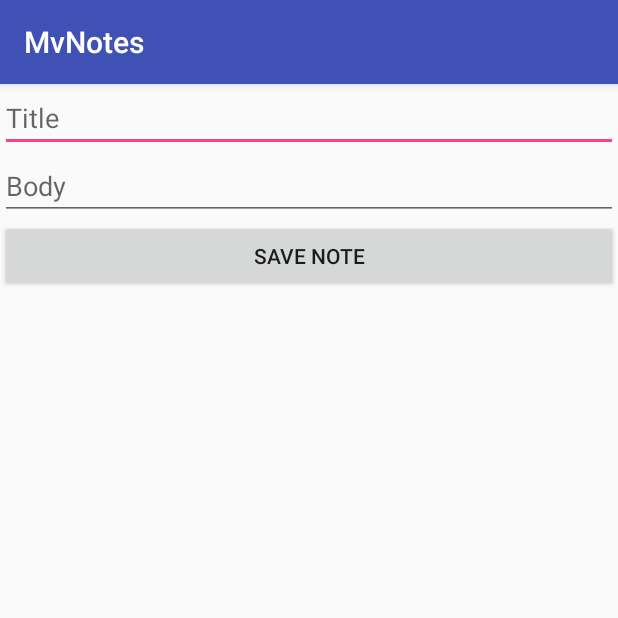
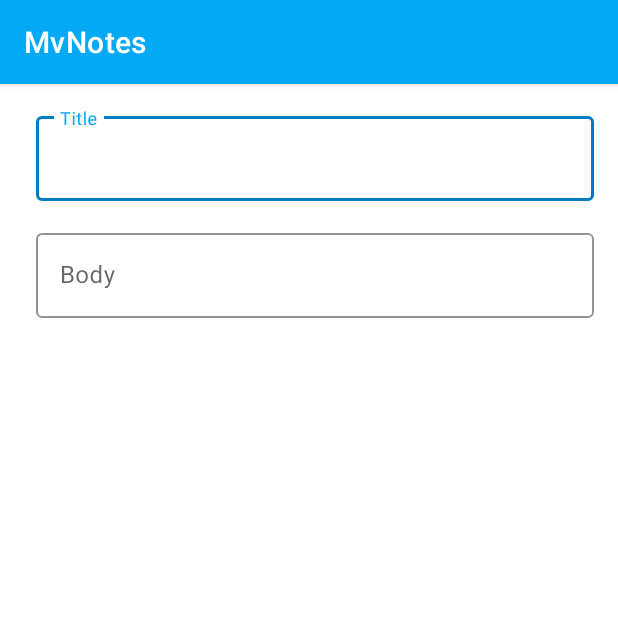
Before and after one commit to CodyEngel/MvNotes, an Android app: the screen it shows after launch (NotesActivity), on a phone screen of 412 x 824 dp, the top half of it. Run offline under Robolectric (Android 15) with nearby library versions, the phone set to English and light mode, and no system bars; our stand-ins replace Room's generated code; libraries missing offline, so code that uses them is left out: kotlinx.coroutines.experimental; 1 statement that could not run was skipped.

Commit message:
Material Theming
Applied the base material theme to the application so it doesn't look quite as stock as before.

```diff
--- /dev/null
+++ b/app/src/main/res/drawable/cursor.xml
@@ -0,0 +1,5 @@
+<?xml version="1.0" encoding="utf-8"?>
+<shape xmlns:android="http://schemas.android.com/apk/res/android" >
+    <size android:width="2dp" />
+    <solid android:color="@color/primaryDark"  />
+</shape>
--- a/app/src/main/res/layout/activity_notes.xml
+++ b/app/src/main/res/layout/activity_notes.xml
@@ -1,26 +1,41 @@
 <?xml version="1.0" encoding="utf-8"?>
 <LinearLayout
-        xmlns:android="http://schemas.android.com/apk/res/android"
-        android:orientation="vertical"
+    xmlns:android="http://schemas.android.com/apk/res/android" xmlns:app="http://schemas.android.com/apk/res-auto"
+    android:orientation="vertical"
+    android:layout_width="match_parent"
+    android:layout_height="match_parent"
+    android:padding="16dp">
+
+    <com.google.android.material.textfield.TextInputLayout
         android:layout_width="match_parent"
-        android:layout_height="match_parent">
+        android:layout_height="wrap_content"
+        android:layout_marginBottom="16dp">
 
-    <androidx.appcompat.widget.AppCompatEditText
+        <com.google.android.material.textfield.TextInputEditText
             android:id="@+id/noteTitle"
             android:layout_width="match_parent"
             android:layout_height="wrap_content"
             android:hint="@string/note_text_title"/>
 
-    <androidx.appcompat.widget.AppCompatEditText
+    </com.google.android.material.textfield.TextInputLayout>
+
+    <com.google.android.material.textfield.TextInputLayout
+        android:layout_width="match_parent"
+        android:layout_height="wrap_content"
+        android:layout_marginBottom="16dp">
+
+        <com.google.android.material.textfield.TextInputEditText
             android:id="@+id/noteBody"
             android:layout_width="match_parent"
             android:layout_height="wrap_content"
             android:hint="@string/note_text_body"/>
 
+    </com.google.android.material.textfield.TextInputLayout>
+
     <androidx.appcompat.widget.AppCompatButton
-            android:id="@+id/saveNote"
-            android:layout_width="match_parent"
-            android:layout_height="wrap_content"
-            android:text="@string/note_save_button"/>
+        android:id="@+id/saveNote"
+        android:layout_width="match_parent"
+        android:layout_height="wrap_content"
+        android:text="@string/note_save_button"/>
 
 </LinearLayout>
--- a/app/src/main/res/values/colors.xml
+++ b/app/src/main/res/values/colors.xml
@@ -1,6 +1,12 @@
 <?xml version="1.0" encoding="utf-8"?>
+<!--?xml version="1.0" encoding="UTF-8"?-->
 <resources>
-    <color name="colorPrimary">#3F51B5</color>
-    <color name="colorPrimaryDark">#303F9F</color>
-    <color name="colorAccent">#FF4081</color>
+    <color name="primary">#03a9f4</color>
+    <color name="primaryLight">#67daff</color>
+    <color name="primaryDark">#007ac1</color>
+    <color name="secondary">#fdd835</color>
+    <color name="secondaryLight">#ffff6b</color>
+    <color name="secondaryDark">#c6a700</color>
+    <color name="primaryText">#212121</color>
+    <color name="secondaryText">#212121</color>
 </resources>
--- a/app/src/main/res/values/styles.xml
+++ b/app/src/main/res/values/styles.xml
@@ -1,11 +1,32 @@
 <resources>
 
     <!-- Base application theme. -->
-    <style name="AppTheme" parent="Theme.AppCompat.Light.DarkActionBar">
+    <style name="AppTheme" parent="Theme.MaterialComponents.Light.DarkActionBar">
         <!-- Customize your theme here. -->
-        <item name="colorPrimary">@color/colorPrimary</item>
-        <item name="colorPrimaryDark">@color/colorPrimaryDark</item>
-        <item name="colorAccent">@color/colorAccent</item>
+        <item name="colorPrimary">@color/primary</item>
+        <item name="colorPrimaryDark">@color/primaryDark</item>
+        <item name="colorAccent">@color/secondary</item>
+        <item name="android:navigationBarColor">@color/primary</item>
+
+        <item name="editTextStyle">@style/EditTextStyle</item>
+        <item name="textInputStyle">@style/AppTextInputLayout</item>
+        <item name="buttonStyle">@style/ButtonStyle</item>
+    </style>
+
+    <style name="ButtonStyle" parent="Widget.MaterialComponents.Button"/>
+
+    <style name="EditTextStyle" parent="Widget.AppCompat.EditText">
+        <item name="android:textCursorDrawable">@drawable/cursor</item>
+    </style>
+
+    <style name="AppTextInputLayout" parent="Widget.MaterialComponents.TextInputLayout.OutlinedBox">
+        <item name="boxStrokeColor">@color/primaryDark</item>
+        <item name="hintTextAppearance">@style/HintTextAppearance</item>
+        <item name="android:paddingStart">8dp</item>
+    </style>
+
+    <style name="HintTextAppearance" parent="TextAppearance.MaterialComponents.Caption">
+        <item name="android:textColor">@color/primaryDark</item>
     </style>
 
 </resources>
```
